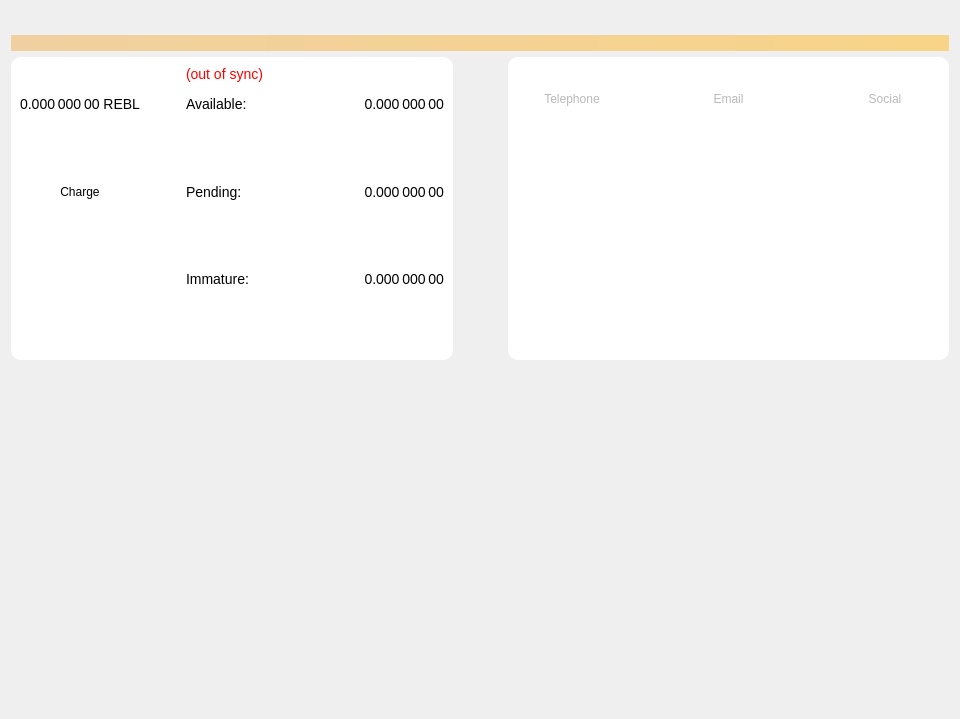
Before: the Qt Designer form src/qt/forms/overviewpage.ui in RebelliousToken/REBL, drawn with Qt 5.
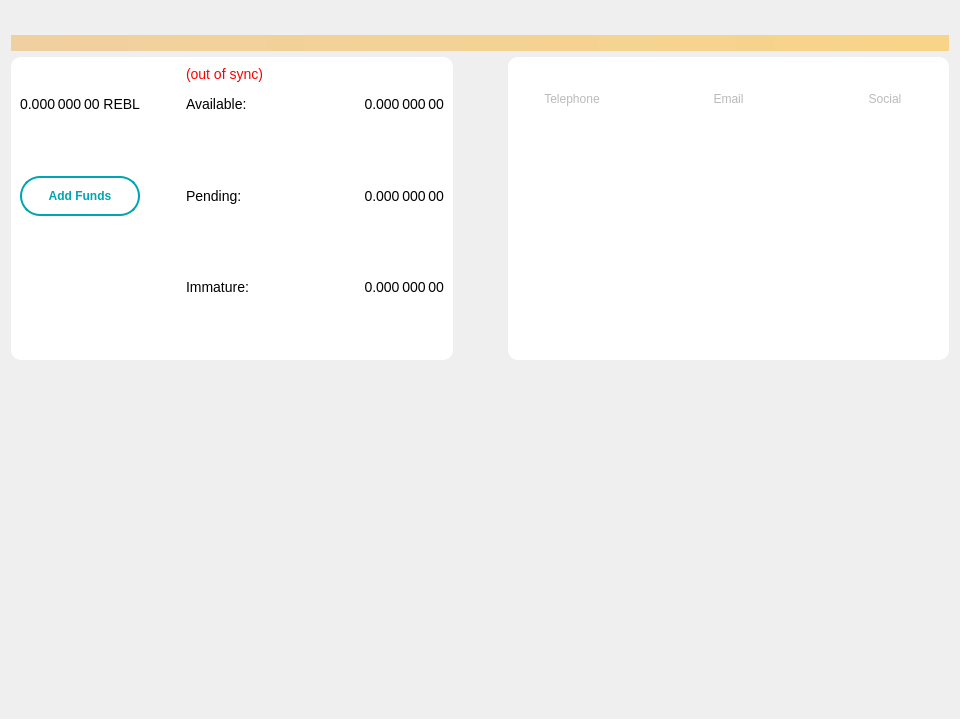
After: the same form once the commit is applied. Icons and pictures are not drawn.

The edit to the form file:
```diff
--- a/src/qt/forms/overviewpage.ui
+++ b/src/qt/forms/overviewpage.ui
@@ -95,10 +95,21 @@
         <item row="4" column="0">
          <widget class="QPushButton" name="chargeButton">
           <property name="styleSheet">
-           <string notr="true"/>
+           <string notr="true">* {
+    border: 2px solid #00A4B3;
+    border-radius: 20px;
+    height: 26px;
+    padding: 5px;
+    font-weight: bold;
+    color: #00A4B3;
+}
+:hover {
+    background: #00A4B3;
+    color:#ffffff;
+}</string>
           </property>
           <property name="text">
-           <string>Charge</string>
+           <string>Add Funds</string>
           </property>
          </widget>
         </item>
```
